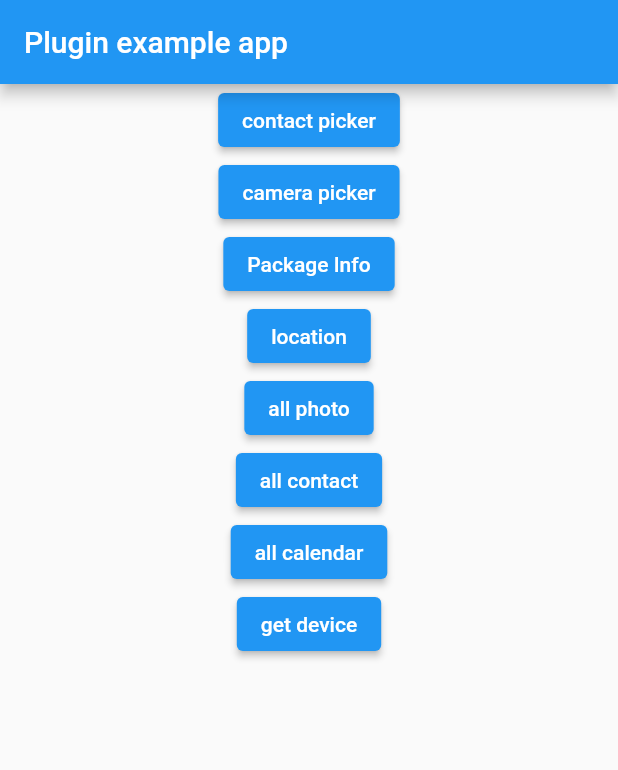
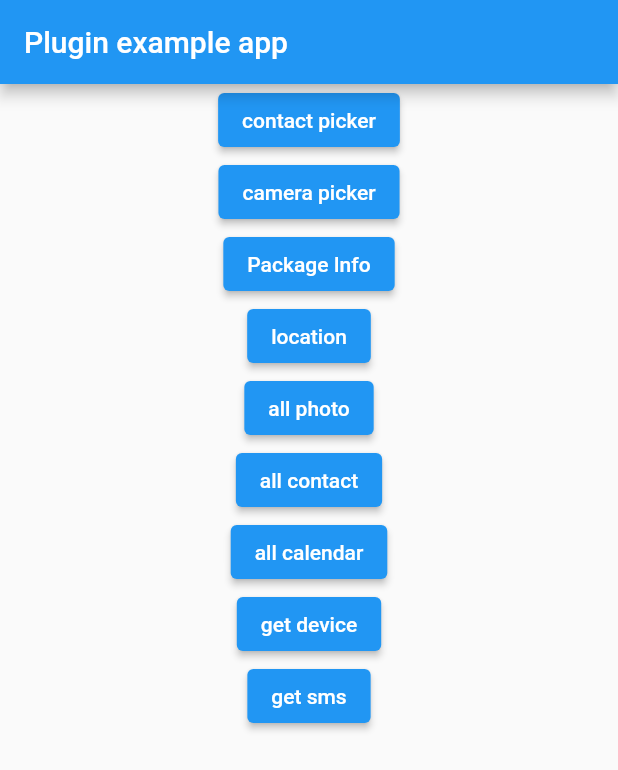
Before and after one commit to Atlands/flutter_device, a Flutter app: the screen it shows after launch, after a tap on "all calendar", on a phone screen of 412 x 824 dp. Shown: the top 770 px of the screen. Run offline on Flutter 3.47's test engine with Material 2 defaults, Android fonts, the phone set to English and light mode, and no system bars; our stand-ins replace plugin_platform_interface.

```diff
--- a/example/lib/main.dart
+++ b/example/lib/main.dart
@@ -1,7 +1,4 @@
 import 'package:flutter/material.dart';
-import 'dart:async';
-
-import 'package:flutter/services.dart';
 import 'package:flutter_device/flutter_device.dart';
 
 void main() {
@@ -91,16 +88,27 @@ class _MyAppState extends State<MyApp> {
                   }, child: Text("all photo")),
                   ElevatedButton(onPressed: () async {
                     var result = await FlutterDevice.getContacts();
-                    print(result);
-                  }, child: Text("all contact")),
-                  ElevatedButton(onPressed: () async {
-                    var result = await FlutterDevice.getCalendars();
-                    print(result);
-                  }, child: Text("all calendar")),
-                  ElevatedButton(onPressed: () async {
-                    var result = await FlutterDevice.getDeviceInfo();
-                    print(result);
-                  }, child: Text("get device")),
+                        print(result);
+                      },
+                      child: Text("all contact")),
+                  ElevatedButton(
+                      onPressed: () async {
+                        var result = await FlutterDevice.getCalendars();
+                        print(result);
+                      },
+                      child: Text("all calendar")),
+                  ElevatedButton(
+                      onPressed: () async {
+                        var result = await FlutterDevice.getDeviceInfo();
+                        print(result);
+                      },
+                      child: Text("get device")),
+                  ElevatedButton(
+                      onPressed: () async {
+                        var result = await FlutterDevice.getMessages();
+                        print(result);
+                      },
+                      child: Text("get sms")),
                 ],
               ),
             ),
--- a/lib/flutter_device_method_channel.dart
+++ b/lib/flutter_device_method_channel.dart
@@ -71,7 +71,7 @@ class MethodChannelFlutterDevice extends FlutterDevicePlatform {
 
   @override
   Future<List> getMessages() async {
-    String result = await methodChannel.invokeMethod('message_list');
+    String result = await methodChannel.invokeMethod('sms_list');
     return jsonDecode(result);
   }
 
```
